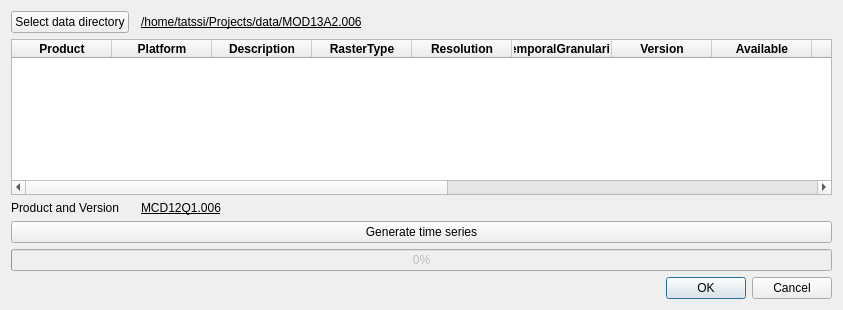
First picture: the form in TATSSI/UI/time_series_generator.ui, repository GerardoLopez/TATSSI, before the edit.
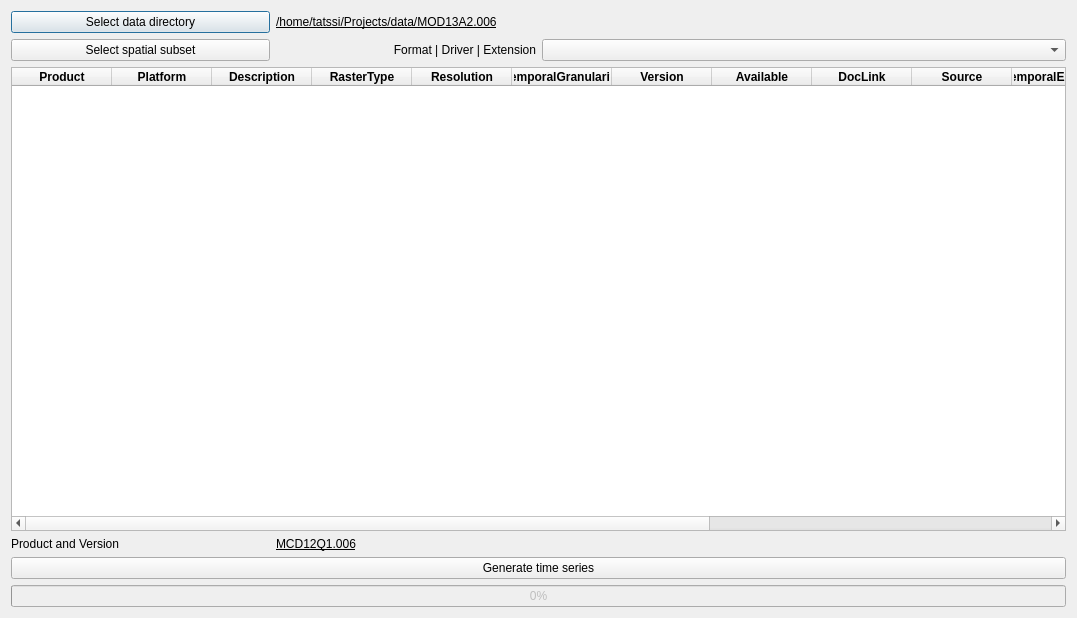
Second picture: the form after the edit.

Commit message: TS generator allows subsets, TA analysis MK test on observations, multiplte TS analysis products are produced individually

What changed in the file:
```diff
--- a/TATSSI/UI/time_series_generator.ui
+++ b/TATSSI/UI/time_series_generator.ui
@@ -6,42 +6,28 @@
    <rect>
     <x>0</x>
     <y>0</y>
-    <width>843</width>
-    <height>310</height>
+    <width>1077</width>
+    <height>618</height>
    </rect>
   </property>
   <property name="windowTitle">
    <string>Time series generator</string>
   </property>
   <layout class="QGridLayout" name="gridLayout">
-   <item row="0" column="0">
-    <widget class="QPushButton" name="pbDataDirectory">
-     <property name="sizePolicy">
-      <sizepolicy hsizetype="Minimum" vsizetype="Fixed">
-       <horstretch>0</horstretch>
-       <verstretch>0</verstretch>
-      </sizepolicy>
-     </property>
-     <property name="text">
-      <string>Select data directory</string>
-     </property>
-    </widget>
-   </item>
-   <item row="14" column="3">
-    <widget class="QDialogButtonBox" name="buttonBox">
-     <property name="orientation">
-      <enum>Qt::Horizontal</enum>
-     </property>
-     <property name="standardButtons">
-      <set>QDialogButtonBox::Cancel|QDialogButtonBox::Ok</set>
-     </property>
-    </widget>
-   </item>
    <item row="5" column="0" colspan="4">
     <widget class="QTableWidget" name="tvProducts">
+     <property name="editTriggers">
+      <set>QAbstractItemView::NoEditTriggers</set>
+     </property>
+     <property name="alternatingRowColors">
+      <bool>true</bool>
+     </property>
      <property name="selectionBehavior">
       <enum>QAbstractItemView::SelectRows</enum>
      </property>
+     <property name="sortingEnabled">
+      <bool>true</bool>
+     </property>
      <column>
       <property name="text">
        <string>Product</string>
@@ -209,34 +195,16 @@
      </column>
     </widget>
    </item>
-   <item row="7" column="0" colspan="2">
-    <widget class="QLabel" name="lblProductVersion_">
-     <property name="text">
-      <string>Product and Version</string>
+   <item row="0" column="0">
+    <widget class="QPushButton" name="pbDataDirectory">
+     <property name="sizePolicy">
+      <sizepolicy hsizetype="Minimum" vsizetype="Fixed">
+       <horstretch>0</horstretch>
+       <verstretch>0</verstretch>
+      </sizepolicy>
      </property>
-    </widget>
-   </item>
-   <item row="7" column="2" colspan="2">
-    <widget class="QLabel" name="lblProductVersion">
-     <property name="font">
-      <font>
-       <underline>true</underline>
-      </font>
-     </property>
      <property name="text">
-      <string>MCD12Q1.006</string>
-     </property>
-    </widget>
-   </item>
-   <item row="0" column="2" colspan="2">
-    <widget class="QLabel" name="lblDataDir">
-     <property name="font">
-      <font>
-       <underline>true</underline>
-      </font>
-     </property>
-     <property name="text">
-      <string>/home/tatssi/Projects/data/MOD13A2.006</string>
+      <string>Select data directory</string>
      </property>
     </widget>
    </item>
@@ -257,6 +225,57 @@
      </property>
     </widget>
    </item>
+   <item row="7" column="0">
+    <widget class="QLabel" name="lblProductVersion_">
+     <property name="text">
+      <string>Product and Version</string>
+     </property>
+    </widget>
+   </item>
+   <item row="7" column="1" colspan="3">
+    <widget class="QLabel" name="lblProductVersion">
+     <property name="font">
+      <font>
+       <underline>true</underline>
+      </font>
+     </property>
+     <property name="text">
+      <string>MCD12Q1.006</string>
+     </property>
+    </widget>
+   </item>
+   <item row="0" column="1" colspan="3">
+    <widget class="QLabel" name="lblDataDir">
+     <property name="font">
+      <font>
+       <underline>true</underline>
+      </font>
+     </property>
+     <property name="text">
+      <string>/home/tatssi/Projects/data/MOD13A2.006</string>
+     </property>
+    </widget>
+   </item>
+   <item row="2" column="0">
+    <widget class="QPushButton" name="pbGetSubsetExtent">
+     <property name="text">
+      <string>Select spatial subset</string>
+     </property>
+    </widget>
+   </item>
+   <item row="2" column="1">
+    <widget class="QLabel" name="lblFormat">
+     <property name="text">
+      <string>Format | Driver | Extension</string>
+     </property>
+     <property name="alignment">
+      <set>Qt::AlignRight|Qt::AlignTrailing|Qt::AlignVCenter</set>
+     </property>
+    </widget>
+   </item>
+   <item row="2" column="2" colspan="2">
+    <widget class="QComboBox" name="cmbFormats"/>
+   </item>
   </layout>
  </widget>
  <resources/>
```
Left out of the diff: 35 changed lines with no effect on the pictures. The commit also changes 13 other files.
